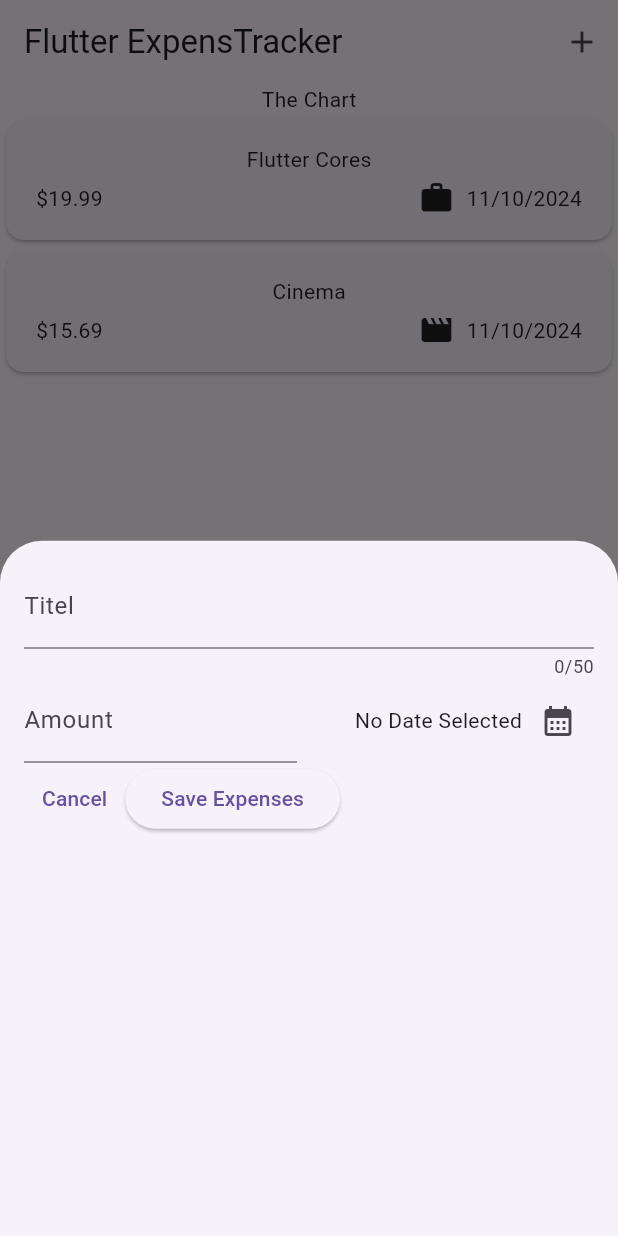
After one commit to Awannous1/Flutter-Expenses, a Flutter app: the screen it shows after launch, after a tap on the "add" icon, on a phone screen of 412 x 824 dp. The commit adds this screen. Run offline on Flutter 3.47's test engine with Material 3 defaults, Android fonts, the phone set to English and light mode, and no system bars.

Commit message:
Titel & Amuont & Date

```diff
--- a/lib/widgets/expenses.dart
+++ b/lib/widgets/expenses.dart
@@ -2,6 +2,7 @@ import 'package:flutter/material.dart';
 
 import 'package:expense_tracker/models/expense.dart';
 import 'package:expense_tracker/widgets/expenses_list/expenses_list.dart';
+import 'package:expense_tracker/widgets/new_expense.dart';
 
 class Expenses extends StatefulWidget {
   const Expenses({super.key});
@@ -28,9 +29,25 @@ class _ExpensesState extends State<Expenses> {
     ),
   ];
 
+  void _openAddexpenseOvelay() {
+    showModalBottomSheet(
+      context: context,
+      builder: (ctx) => const NewExpense(),
+    );
+  }
+
   @override
   Widget build(BuildContext context) {
     return Scaffold(
+      appBar: AppBar(
+        title: const Text('Flutter ExpensTracker'),
+        actions: [
+          IconButton(
+            onPressed: _openAddexpenseOvelay,
+            icon: const Icon(Icons.add),
+          ),
+        ],
+      ),
       body: Column(
         children: [
           const Text('The Chart'),
--- /dev/null
+++ b/lib/widgets/new_expense.dart
@@ -0,0 +1,114 @@
+import 'package:flutter/material.dart';
+
+import 'package:expense_tracker/models/expense.dart';
+
+class NewExpense extends StatefulWidget {
+  const NewExpense({super.key});
+
+  @override
+  State<NewExpense> createState() {
+    return _NewExpenseState();
+  }
+}
+
+class _NewExpenseState extends State<NewExpense> {
+  final _titleController = TextEditingController();
+  final _amuontController = TextEditingController();
+  DateTime? _selectedDate;
+
+  void _presentDatePicker() async {
+    final now = DateTime.now();
+    final firstDate = DateTime(now.year - 1, now.month, now.day);
+    final pickedDate = await showDatePicker(
+      context: context,
+      initialDate: now,
+      firstDate: firstDate,
+      lastDate: now,
+    );
+    setState(() {
+      _selectedDate = pickedDate;
+    });
+  }
+
+  @override
+  void dispose() {
+    _titleController.dispose();
+    _amuontController.dispose();
+    super.dispose();
+  }
+
+  @override
+  Widget build(BuildContext context) {
+    return Padding(
+      padding: const EdgeInsets.all(16),
+      child: Column(
+        children: [
+          TextField(
+            maxLength: 50,
+            controller: _titleController,
+            decoration: const InputDecoration(
+              label: Text('Titel'),
+            ),
+          ),
+          Row(
+            children: [
+              Expanded(
+                child: TextField(
+                  controller: _amuontController,
+                  keyboardType: TextInputType.number,
+                  decoration: const InputDecoration(
+                    label: Text('Amount'),
+                    prefixText: '\$',
+                  ),
+                ),
+              ),
+              const SizedBox(
+                width: 16,
+              ),
+              Expanded(
+                child: Row(
+                  mainAxisAlignment: MainAxisAlignment.end,
+                  crossAxisAlignment: CrossAxisAlignment.center,
+                  children: [
+                    Text(
+                      _selectedDate == null
+                          ? 'No Date Selected'
+                          : formatter.format(
+                              _selectedDate!,
+                            ),
+                    ),
+                    IconButton(
+                      onPressed: _presentDatePicker,
+                      icon: const Icon(
+                        Icons.calendar_month,
+                      ),
+                    ),
+                  ],
+                ),
+              ),
+            ],
+          ),
+          Row(
+            children: [
+              TextButton(
+                onPressed: () {
+                  Navigator.pop(context);
+                },
+                child: const Text('Cancel'),
+              ),
+              ElevatedButton(
+                onPressed: () {
+                  print(_titleController.text);
+                  print(_amuontController.text);
+                },
+                child: const Text(
+                  'Save Expenses',
+                ),
+              )
+            ],
+          ),
+        ],
+      ),
+    );
+  }
+}
```
